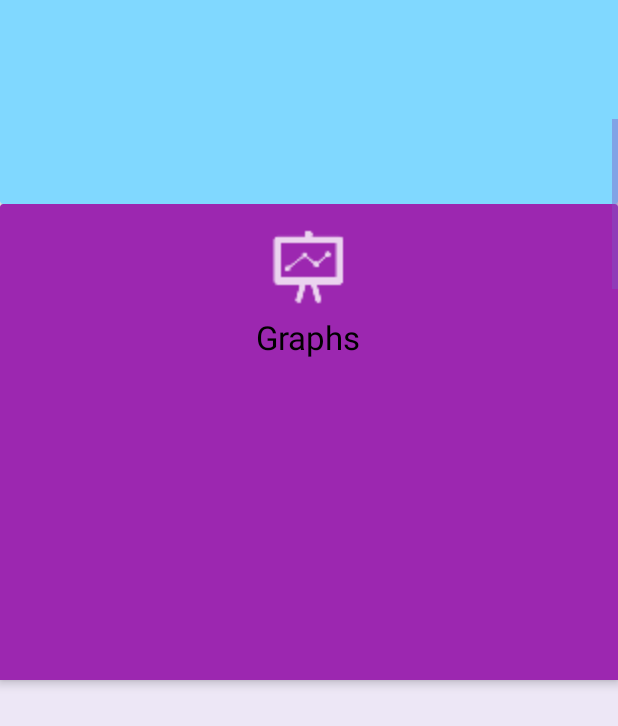
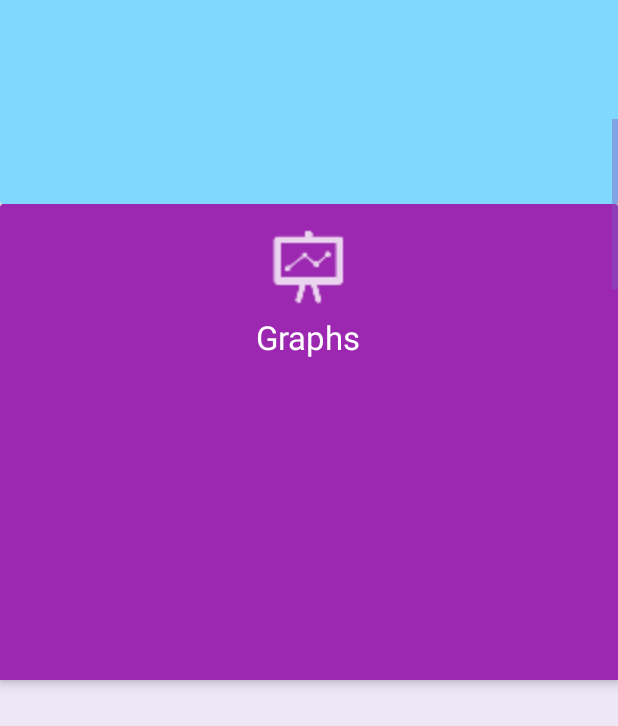
Before and after one commit to vieck/Save-Dat-Money, an Android app: the screen it shows after launch (DashboardActivity), scrolled down 317 dp, on a phone screen of 412 x 824 dp. Shown: the top 726 px of the screen. Run offline under Robolectric (Android 15) with nearby library versions, the phone set to English and light mode, and no system bars.

Commit message:
Using text color inverse for the category and subcategory selection textviews

```diff
--- a/app/src/main/res/values-v21/styles.xml
+++ b/app/src/main/res/values-v21/styles.xml
@@ -133,7 +133,7 @@
     </style>
 
     <style name="textview_add_item" parent="edittext_add_fragment">
-        <item name="android:textColor">?android:attr/textColorSecondary</item>
+        <item name="android:textColor">?android:attr/textColorPrimaryInverse</item>
         <item name="android:textSize">24sp</item>
         <item name="android:layout_centerVertical">true</item>
     </style>
@@ -149,7 +149,7 @@
 
     <!-- DASHBOARD STYLES -->
     <style name="dashboard_item_label">
-        <item name="android:textColor">?android:attr/textColorSecondary</item>
+        <item name="android:textColor">?android:attr/textColorPrimaryInverse</item>
         <item name="android:textSize">10pt</item>
         <item name="android:textStyle">normal</item>
     </style>
```
